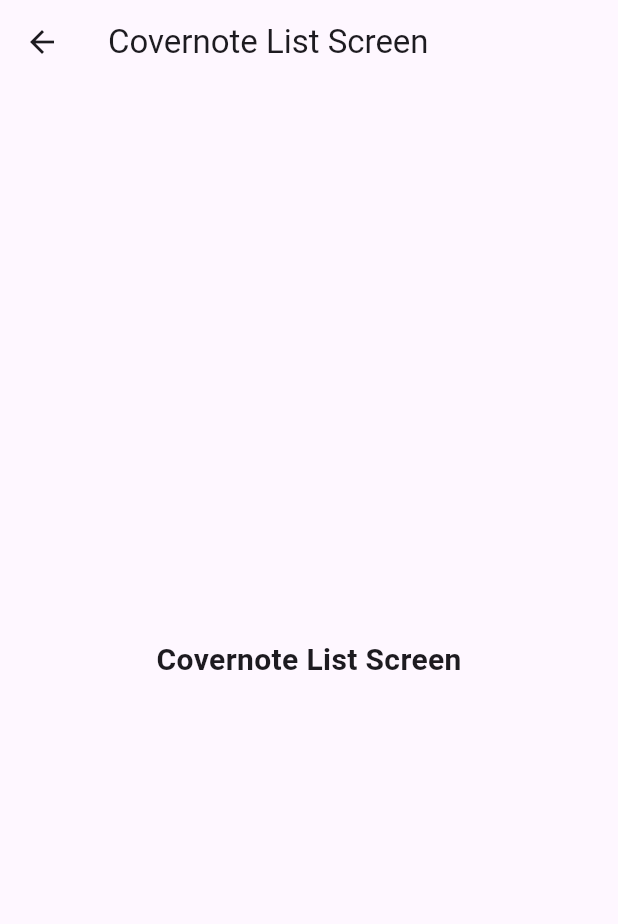
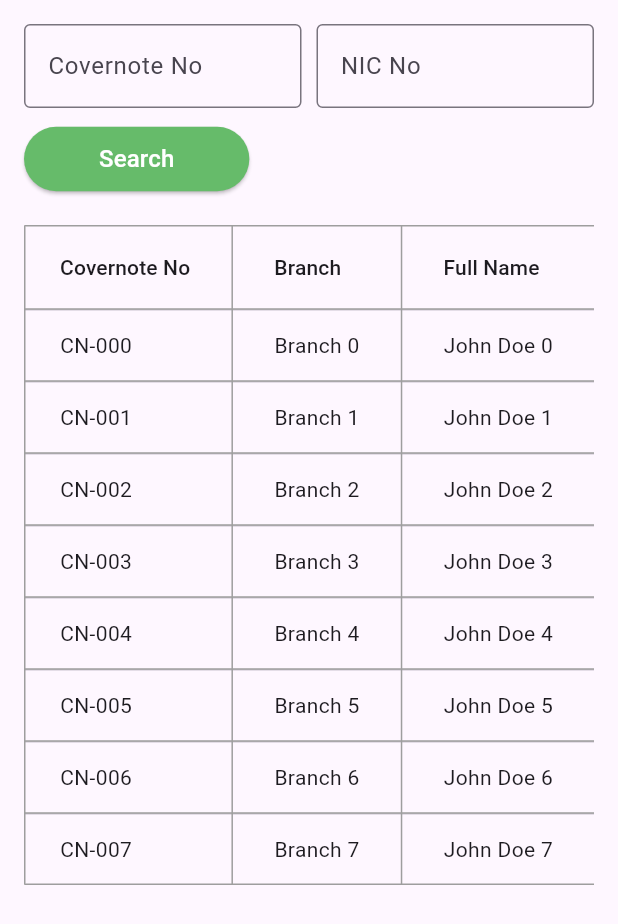
Before and after one commit to spcodegen/coop-agent, a Flutter app: the CovernoteListScreen screen opened directly, on a phone screen of 412 x 824 dp. Shown: the top 924 px of the screen. Run offline on Flutter 3.47's test engine with Material 3 defaults, Android fonts, the phone set to English and light mode, and no system bars.

Commit message:
covernote list screen

```diff
--- a/lib/main.dart
+++ b/lib/main.dart
@@ -11,7 +11,7 @@ class MyApp extends StatelessWidget {
   // This widget is the root of your application.
   @override
   Widget build(BuildContext context) {
-    return MaterialApp(
+    return const MaterialApp(
       debugShowCheckedModeBanner: false,
       home: LoginScreen(),
     );
--- a/lib/screens/CovernoteListScreen.dart
+++ b/lib/screens/CovernoteListScreen.dart
@@ -4,20 +4,108 @@ class CovernoteListScreen extends StatefulWidget {
   const CovernoteListScreen({super.key});
 
   @override
-  State<CovernoteListScreen> createState() => _nameState();
+  State<CovernoteListScreen> createState() => _CovernoteListScreenState();
 }
 
-class _nameState extends State<CovernoteListScreen> {
+class _CovernoteListScreenState extends State<CovernoteListScreen> {
+  final TextEditingController _covernoteController = TextEditingController();
+  final TextEditingController _nicController = TextEditingController();
+
   @override
   Widget build(BuildContext context) {
     return Scaffold(
-      appBar: AppBar(
-        title: const Text('Covernote List Screen'),
-      ),
-      body: const Center(
-        child: Text(
-          'Covernote List Screen',
-          style: TextStyle(fontSize: 20, fontWeight: FontWeight.bold),
+      body: Padding(
+        padding: const EdgeInsets.all(16.0),
+        child: Column(
+          children: [
+            // Search Fields
+            Row(
+              children: [
+                Expanded(
+                  child: TextFormField(
+                    controller: _covernoteController,
+                    decoration: const InputDecoration(
+                      labelText: 'Covernote No',
+                      border: OutlineInputBorder(),
+                    ),
+                  ),
+                ),
+                const SizedBox(width: 10),
+                Expanded(
+                  child: TextFormField(
+                    controller: _nicController,
+                    decoration: const InputDecoration(
+                      labelText: 'NIC No',
+                      border: OutlineInputBorder(),
+                    ),
+                  ),
+                ),
+              ],
+            ),
+            const SizedBox(height: 10),
+            Row(
+              children: [
+                ElevatedButton(
+                  onPressed: () {
+                    // Implement search logic here
+                  },
+                  style: ElevatedButton.styleFrom(
+                    backgroundColor: Colors.green[400], // Green button color
+                    padding: const EdgeInsets.symmetric(
+                        horizontal: 50, vertical: 10), // Button padding
+                  ),
+                  child: const Text(
+                    'Search',
+                    style: TextStyle(color: Colors.white, fontSize: 16),
+                  ),
+                ),
+              ],
+            ),
+            const SizedBox(height: 20),
+            // Responsive Table
+            Expanded(
+              child: SingleChildScrollView(
+                scrollDirection: Axis
+                    .horizontal, // Allows horizontal scrolling on small screens
+                child: SingleChildScrollView(
+                  scrollDirection: Axis.vertical, // Allows vertical scrolling
+                  child: DataTable(
+                    border: TableBorder.all(color: Colors.grey),
+                    columns: const [
+                      DataColumn(label: Text('Covernote No')),
+                      DataColumn(label: Text('Branch')),
+                      DataColumn(label: Text('Full Name')),
+                      DataColumn(label: Text('NIC')),
+                      DataColumn(label: Text('Valid To')),
+                      DataColumn(label: Text('Create Date')),
+                      DataColumn(label: Text('Print')),
+                    ],
+                    rows: List.generate(
+                      8, // Change this based on real data
+                      (index) => DataRow(
+                        cells: [
+                          DataCell(Text('CN-00$index')),
+                          DataCell(Text('Branch $index')),
+                          DataCell(Text('John Doe $index')),
+                          DataCell(Text('NIC-1234$index')),
+                          DataCell(Text('2025-12-31')),
+                          DataCell(Text('2025-01-01')),
+                          DataCell(
+                            IconButton(
+                              icon: const Icon(Icons.print, color: Colors.blue),
+                              onPressed: () {
+                                // Print action
+                              },
+                            ),
+                          ),
+                        ],
+                      ),
+                    ),
+                  ),
+                ),
+              ),
+            ),
+          ],
         ),
       ),
     );
```
Also changed, not shown: lib/screens/CreateCovernoteScreen.dart (+2 -5 lines), lib/screens/HomeScreen.dart (+14 -43 lines), lib/screens/sample.dart (added).
